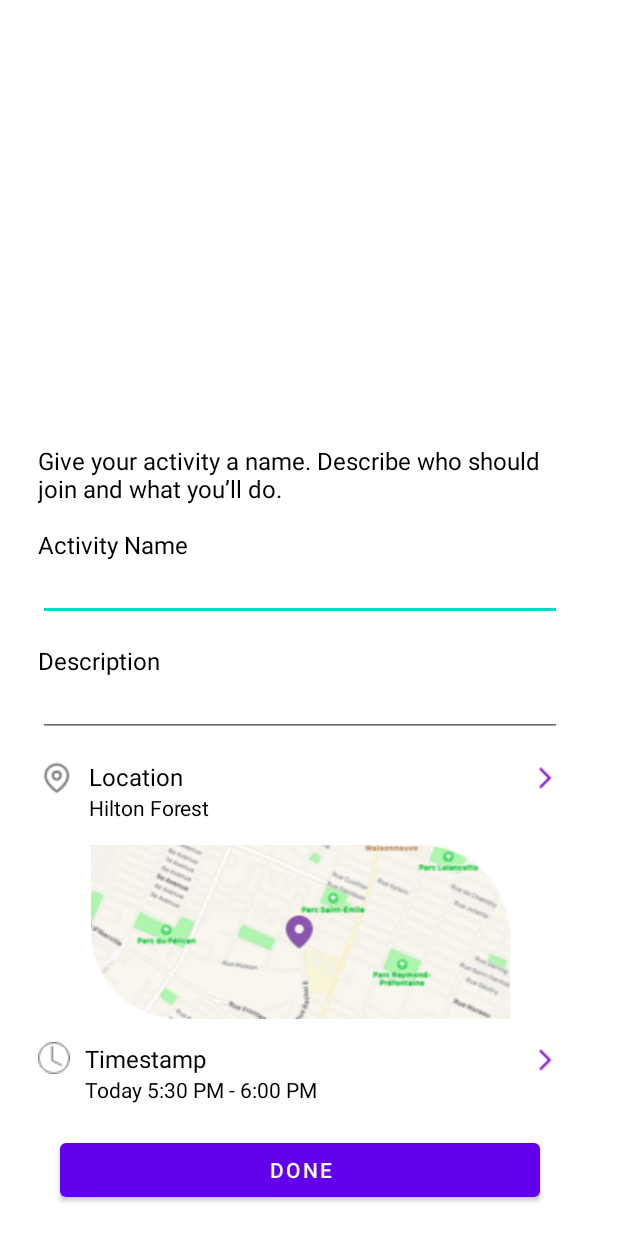
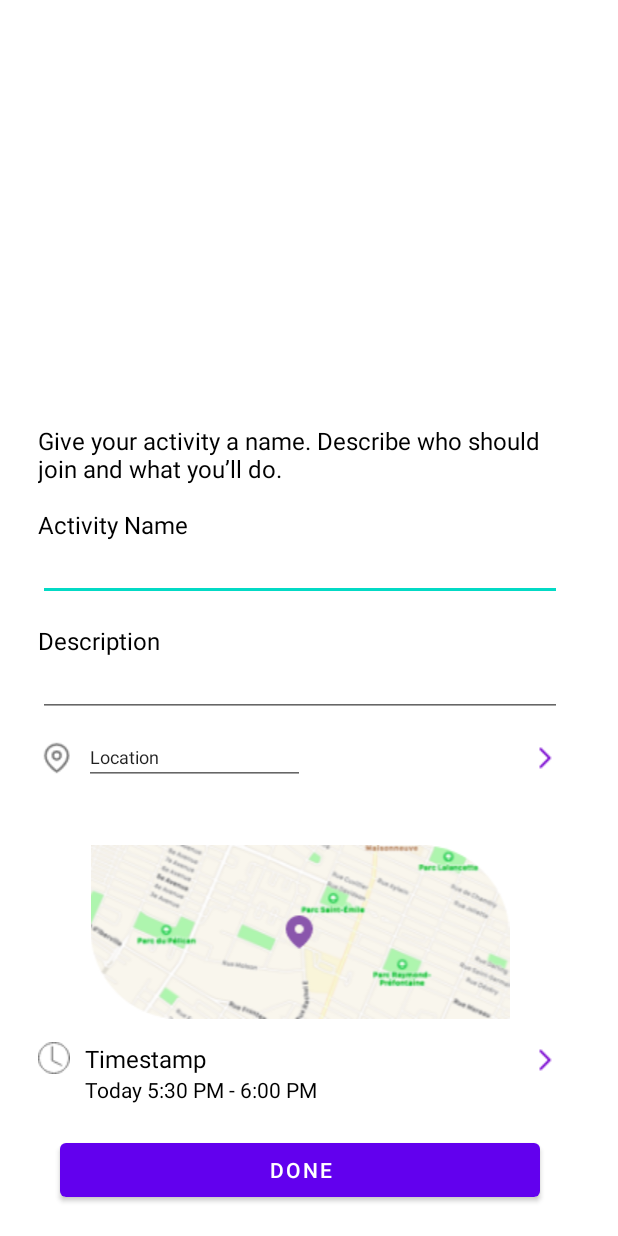
Before and after one commit to aminejamai/Moove, an Android app: the layout activity_details_dialog.xml on its own in the app's theme, with its tools: preview values and no code run, on a phone screen of 412 x 824 dp. Run offline under Robolectric (Android 15) with nearby library versions, the phone set to English and light mode, and no system bars.

```diff
--- a/app/src/main/res/layout/activity_details_dialog.xml
+++ b/app/src/main/res/layout/activity_details_dialog.xml
@@ -64,27 +64,6 @@
         tools:layout_editor_absoluteX="25dp"
         android:textColor="#000" />
 
-    <TextView
-        android:id="@+id/textView17"
-        android:layout_width="wrap_content"
-        android:layout_height="wrap_content"
-        android:layout_marginLeft="10dp"
-        android:layout_marginTop="15dp"
-        android:text="Location"
-        android:textSize="16dp"
-        app:layout_constraintStart_toEndOf="@+id/imageView9"
-        app:layout_constraintTop_toBottomOf="@id/editText3"
-        android:textColor="#000" />
-
-    <TextView
-        android:id="@+id/hiltonText"
-        android:layout_width="wrap_content"
-        android:layout_height="wrap_content"
-        android:text="Hilton Forest"
-        app:layout_constraintStart_toStartOf="@+id/textView17"
-        app:layout_constraintTop_toBottomOf="@id/textView17"
-        android:textColor="#000" />
-
     <ImageView
         android:id="@+id/imageView9"
         android:layout_width="wrap_content"
@@ -111,12 +90,15 @@
         android:layout_width="match_parent"
         android:layout_height="wrap_content"
         android:layout_marginHorizontal="0dp"
-        android:layout_marginTop="15dp"
+        android:layout_marginTop="40dp"
+        android:layout_marginBottom="40dp"
         android:foregroundGravity="center"
         android:src="@drawable/map"
+        app:layout_constraintBottom_toTopOf="@+id/imageView15"
         app:layout_constraintEnd_toEndOf="parent"
+        app:layout_constraintHorizontal_bias="0.0"
         app:layout_constraintStart_toStartOf="parent"
-        app:layout_constraintTop_toBottomOf="@id/hiltonText" />
+        app:layout_constraintTop_toBottomOf="@+id/editTextTextPersonName" />
 
     <ImageView
         android:id="@+id/imageView15"
@@ -161,7 +143,8 @@
         android:layout_marginRight="25dp"
         app:layout_constraintEnd_toEndOf="parent"
         app:layout_constraintTop_toBottomOf="@+id/mapImg"
-        app:srcCompat="@drawable/icons_light_next" />
+        app:srcCompat="@drawable/icons_light_next"
+        />
 
     <Button
         android:layout_width="match_parent"
@@ -173,4 +156,19 @@
         app:layout_constraintEnd_toEndOf="parent"
         app:layout_constraintStart_toStartOf="parent"
         app:layout_constraintTop_toBottomOf="@id/textView19" />
+
+    <EditText
+        android:id="@+id/editTextTextPersonName"
+        android:layout_width="147dp"
+        android:layout_height="33dp"
+        android:layout_marginTop="12dp"
+        android:ems="10"
+        android:inputType="textPersonName"
+        android:text="Location"
+        android:textSize="12sp"
+        app:layout_constraintEnd_toStartOf="@+id/imageView13"
+        app:layout_constraintHorizontal_bias="0.045"
+        app:layout_constraintStart_toEndOf="@+id/imageView9"
+        app:layout_constraintTop_toBottomOf="@+id/editText3" />
+
 </androidx.constraintlayout.widget.ConstraintLayout>
```
Also changed, not shown: app/src/main/java/com/example/moove/ChallengesActivity.java (+51 -9 lines), app/src/main/java/com/example/moove/Test.java (+21 -1 lines), app/src/main/res/layout/dashboard.xml (+5 -2 lines).
